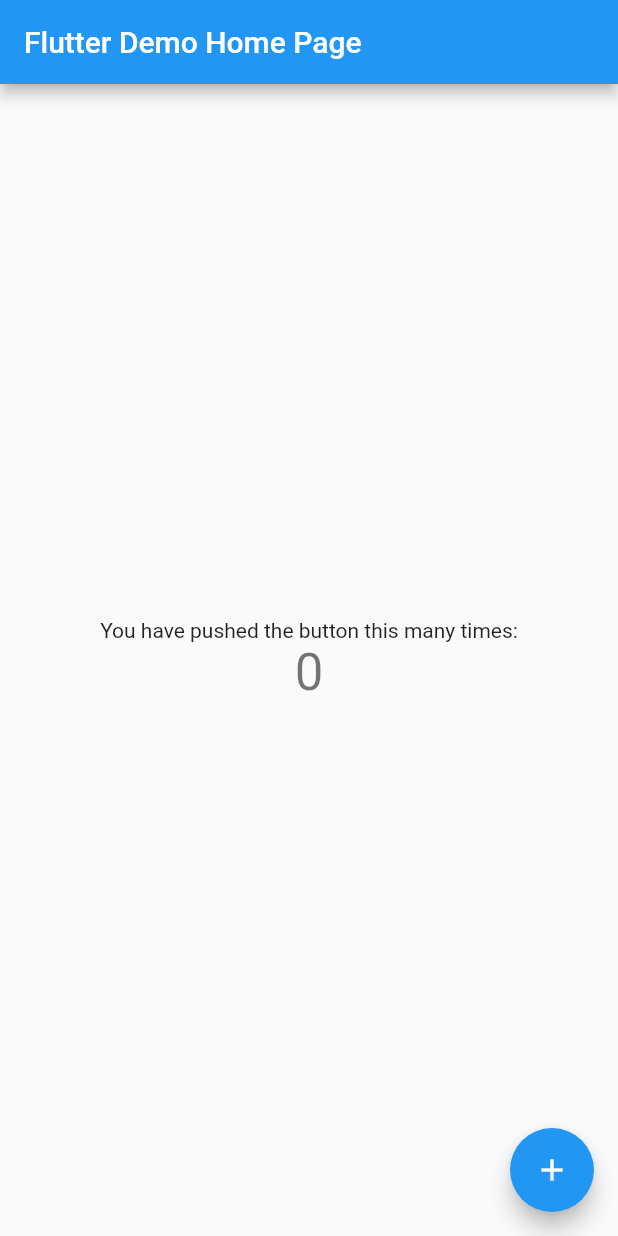
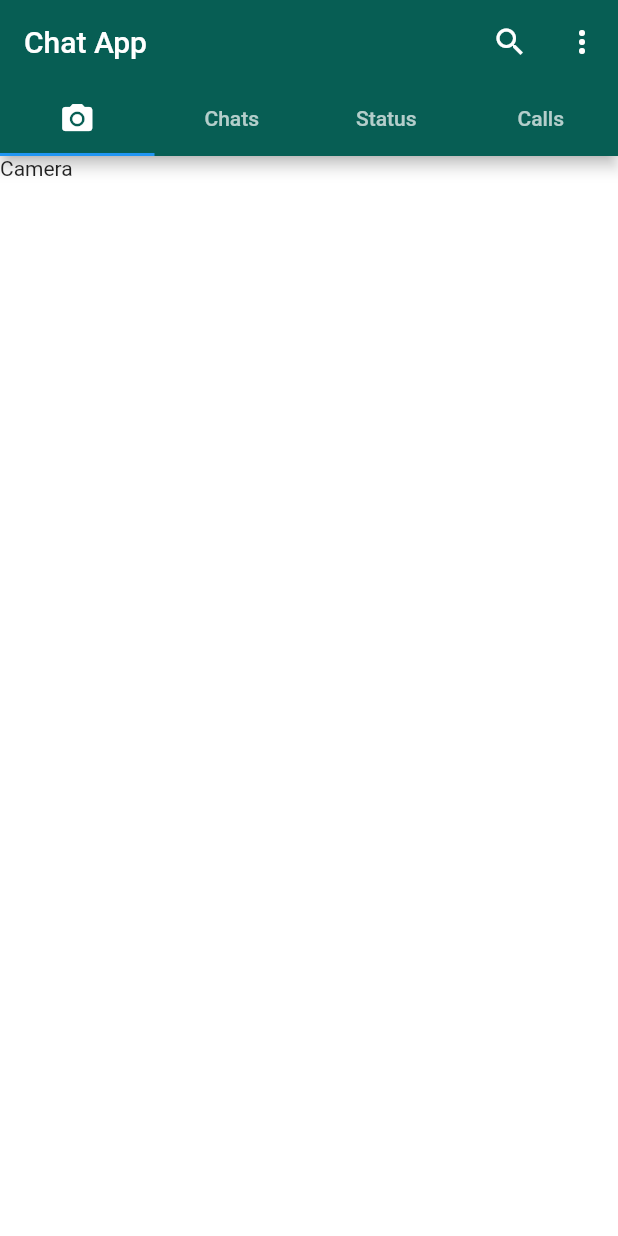
Before and after one commit to AD17YAKR/chat_app, a Flutter app: the screen it shows after launch, on a phone screen of 412 x 824 dp. Run offline on Flutter 3.47's test engine with Material 2 defaults, Android fonts, the phone set to English and light mode, and no system bars; our stand-ins replace flutter_screenutil, get, google_fonts.

Commit message:
Added Home Screen, Status Page, Calls Screen, Individual Chat Screen

```diff
--- a/analysis_options.yaml
+++ b/analysis_options.yaml
@@ -22,6 +22,8 @@ linter:
   # `// ignore_for_file: name_of_lint` syntax on the line or in the file
   # producing the lint.
   rules:
+     ignore_for_file: prefer_const_constructors
+
     # avoid_print: false  # Uncomment to disable the `avoid_print` rule
     # prefer_single_quotes: true  # Uncomment to enable the `prefer_single_quotes` rule
 
--- a/lib/main.dart
+++ b/lib/main.dart
@@ -1,115 +1,132 @@
+import 'package:chat_app/utils/color.dart';
+import 'package:chat_app/views/Home_Screen/home_screen.dart';
 import 'package:flutter/material.dart';
+import 'package:flutter/services.dart';
+import 'package:flutter_screenutil/flutter_screenutil.dart';
+import 'package:get/get.dart';
+import 'views/Landing_Page/landing_page.dart';
 
 void main() {
-  runApp(const MyApp());
+  WidgetsFlutterBinding.ensureInitialized();
+  SystemChrome.setPreferredOrientations(
+      [DeviceOrientation.portraitUp, DeviceOrientation.portraitDown]);
+  runApp(MyApp());
 }
 
-class MyApp extends StatelessWidget {
-  const MyApp({Key? key}) : super(key: key);
+//292F3F
+class MyApp extends StatefulWidget {
+  MyApp({Key? key}) : super(key: key);
 
-  // This widget is the root of your application.
+  @override
+  State<MyApp> createState() => _MyAppState();
+}
+
+class _MyAppState extends State<MyApp> {
   @override
   Widget build(BuildContext context) {
-    return MaterialApp(
-      title: 'Flutter Demo',
-      theme: ThemeData(
-        // This is the theme of your application.
-        //
-        // Try running your application with "flutter run". You'll see the
-        // application has a blue toolbar. Then, without quitting the app, try
-        // changing the primarySwatch below to Colors.green and then invoke
-        // "hot reload" (press "r" in the console where you ran "flutter run",
-        // or simply save your changes to "hot reload" in a Flutter IDE).
-        // Notice that the counter didn't reset back to zero; the application
-        // is not restarted.
-        primarySwatch: Colors.blue,
+    return ScreenUtilInit(
+      designSize: Size(360, 690),
+      minTextAdapt: true,
+      splitScreenMode: true,
+      builder: (context, child) => MaterialApp(
+        debugShowCheckedModeBanner: false,
+        builder: (context, widget) {
+          // ScreenUtil.setContext(context);
+          return MediaQuery(
+            data: MediaQuery.of(context).copyWith(textScaleFactor: 1.0),
+            child: GetMaterialApp(
+              debugShowCheckedModeBanner: false,
+              builder: (context, child) {
+                return MediaQuery(
+                    data: MediaQuery.of(context).copyWith(textScaleFactor: 1.0),
+                    child: child!);
+              },
+              home: Home_Screen(),
+              theme: ThemeData(
+                //
+
+                //
+                elevatedButtonTheme: ElevatedButtonThemeData(
+                  style: ElevatedButton.styleFrom(
+                    primary: primaryColor,
+                  ),
+                ),
+                //
+
+                //
+                floatingActionButtonTheme: FloatingActionButtonThemeData(
+                  backgroundColor: primaryColor,
+                ),
+                primaryColor: Colors.grey,
+                //
+
+                //
+                appBarTheme: AppBarTheme(
+                  color: appBarColor,
+                  toolbarTextStyle: TextStyle(color: Colors.white),
+                ),
+                //
+
+                //
+
+                scaffoldBackgroundColor: Colors.white,
+                textTheme: ThemeData.light().textTheme,
+                buttonTheme: ButtonThemeData(
+                  shape: RoundedRectangleBorder(
+                    borderRadius: BorderRadius.circular(18.0),
+                  ),
+                  buttonColor: Colors.purple,
+                ),
+              ),
+            ),
+          );
+        },
       ),
-      home: const MyHomePage(title: 'Flutter Demo Home Page'),
     );
   }
-}
+  /* return ScreenUtilInit(
 
-class MyHomePage extends StatefulWidget {
-  const MyHomePage({Key? key, required this.title}) : super(key: key);
+      child: GetMaterialApp(
+        debugShowCheckedModeBanner: false,
+        home: Home_Screen(),
 
-  // This widget is the home page of your application. It is stateful, meaning
-  // that it has a State object (defined below) that contains fields that affect
-  // how it looks.
+        //
+        theme: ThemeData(
+          //
 
-  // This class is the configuration for the state. It holds the values (in this
-  // case the title) provided by the parent (in this case the App widget) and
-  // used by the build method of the State. Fields in a Widget subclass are
-  // always marked "final".
+          //
+          elevatedButtonTheme: ElevatedButtonThemeData(
+            style: ElevatedButton.styleFrom(
+              primary: primaryColor,
+            ),
+          ),
+          //
 
-  final String title;
+          //
+          floatingActionButtonTheme: FloatingActionButtonThemeData(
+            backgroundColor: primaryColor,
+          ),
+          primaryColor: Colors.grey,
+          //
 
-  @override
-  State<MyHomePage> createState() => _MyHomePageState();
-}
+          //
+          appBarTheme: AppBarTheme(
+            color: appBarColor,
+            toolbarTextStyle: TextStyle(color: Colors.white),
+          ),
+          //
 
-class _MyHomePageState extends State<MyHomePage> {
-  int _counter = 0;
+          //
 
-  void _incrementCounter() {
-    setState(() {
-      // This call to setState tells the Flutter framework that something has
-      // changed in this State, which causes it to rerun the build method below
-      // so that the display can reflect the updated values. If we changed
-      // _counter without calling setState(), then the build method would not be
-      // called again, and so nothing would appear to happen.
-      _counter++;
-    });
-  }
-
-  @override
-  Widget build(BuildContext context) {
-    // This method is rerun every time setState is called, for instance as done
-    // by the _incrementCounter method above.
-    //
-    // The Flutter framework has been optimized to make rerunning build methods
-    // fast, so that you can just rebuild anything that needs updating rather
-    // than having to individually change instances of widgets.
-    return Scaffold(
-      appBar: AppBar(
-        // Here we take the value from the MyHomePage object that was created by
-        // the App.build method, and use it to set our appbar title.
-        title: Text(widget.title),
-      ),
-      body: Center(
-        // Center is a layout widget. It takes a single child and positions it
-        // in the middle of the parent.
-        child: Column(
-          // Column is also a layout widget. It takes a list of children and
-          // arranges them vertically. By default, it sizes itself to fit its
-          // children horizontally, and tries to be as tall as its parent.
-          //
-          // Invoke "debug painting" (press "p" in the console, choose the
-          // "Toggle Debug Paint" action from the Flutter Inspector in Android
-          // Studio, or the "Toggle Debug Paint" command in Visual Studio Code)
-          // to see the wireframe for each widget.
-          //
-          // Column has various properties to control how it sizes itself and
-          // how it positions its children. Here we use mainAxisAlignment to
-          // center the children vertically; the main axis here is the vertical
-          // axis because Columns are vertical (the cross axis would be
-          // horizontal).
-          mainAxisAlignment: MainAxisAlignment.center,
-          children: <Widget>[
-            const Text(
-              'You have pushed the button this many times:',
+          scaffoldBackgroundColor: Colors.white,
+          textTheme: ThemeData.light().textTheme,
+          buttonTheme: ButtonThemeData(
+            shape: RoundedRectangleBorder(
+              borderRadius: BorderRadius.circular(18.0),
             ),
-            Text(
-              '$_counter',
-              style: Theme.of(context).textTheme.headline4,
-            ),
-          ],
+            buttonColor: Colors.purple,
+          ),
         ),
       ),
-      floatingActionButton: FloatingActionButton(
-        onPressed: _incrementCounter,
-        tooltip: 'Increment',
-        child: const Icon(Icons.add),
-      ), // This trailing comma makes auto-formatting nicer for build methods.
-    );
-  }
+    ); */
 }
--- /dev/null
+++ b/lib/utils/color.dart
@@ -0,0 +1,8 @@
+import 'package:flutter/material.dart';
+
+Color appBarColor = Color(0xff075e54);
+Color primaryColor = Color(0xff075e54);
+Color secondaryColor = Color(0xff128C7e);
+
+String imageUrl =
+    "https://images.unsplash.com/photo-1656603758843-c59817dba6ea?ixlib=rb-1.2.1&ixid=MnwxMjA3fDB8MHxlZGl0b3JpYWwtZmVlZHw3fHx8ZW58MHx8fHw%3D&auto=format&fit=crop&w=500&q=60";
--- /dev/null
+++ b/lib/views/Home_Screen/home_screen.dart
@@ -0,0 +1,93 @@
+import 'package:chat_app/utils/color.dart';
+import 'package:chat_app/views/Home_Screen/call_screen/call_screen.dart';
+import 'package:chat_app/views/Home_Screen/chat_screen/chat_screen.dart';
+import 'package:chat_app/views/Home_Screen/status_screen/status_screen.dart';
+import 'package:flutter/material.dart';
+import 'package:flutter_screenutil/flutter_screenutil.dart';
+
+class Home_Screen extends StatefulWidget {
+  const Home_Screen({Key? key}) : super(key: key);
+
+  @override
+  State<Home_Screen> createState() => _Home_ScreenState();
+}
+
+class _Home_ScreenState extends State<Home_Screen>
+    with SingleTickerProviderStateMixin {
+  TabController? _controller;
+
+  @override
+  void initState() {
+    super.initState();
+    _controller = new TabController(
+      length: 4,
+      vsync: this,
+      initialIndex: 0,
+    );
+  }
+
+  @override
+  Widget build(BuildContext context) {
+    return Scaffold(
+      appBar: AppBar(
+        title: Text("Chat App"),
+        actions: [
+          IconButton(
+            onPressed: () {},
+            icon: Icon(Icons.search),
+          ),
+          PopupMenuButton<String>(
+            splashRadius: 1000.sp,
+            shape: RoundedRectangleBorder(
+              borderRadius: BorderRadius.circular(18.0),
+            ),
+            // color: Colors.white.withOpacity(),
+            itemBuilder: (context) {
+              return [
+                PopupMenuItem(
+                  child: Text("New Group"),
+                ),
+                PopupMenuItem(
+                  child: Text("Starred Messages"),
+                ),
+                PopupMenuItem(
+                  child: Text("Settings"),
+                ),
+                PopupMenuItem(
+                  child: Text("New Brodcast"),
+                ),
+              ];
+            },
+          )
+        ],
+        bottom: TabBar(
+          labelColor: Colors.white,
+          controller: _controller,
+          tabs: [
+            Tab(
+              icon: Icon(Icons.camera_alt),
+            ),
+            Tab(
+              text: "Chats",
+            ),
+            Tab(
+              text: "Status",
+            ),
+            Tab(
+              text: "Calls",
+            ),
+          ],
+        ),
+      ),
+      body: TabBarView(
+        controller: _controller,
+        children: [
+          Text("Camera"),
+          Chat_Screen(),
+          Status_screen(),
+          Call_screen(),
+        ],
+      ),
+    );
+  }
+}
--- /dev/null
+++ b/lib/views/Home_Screen/status_screen/status_screen.dart
@@ -0,0 +1,15 @@
+import 'package:flutter/material.dart';
+
+class Status_screen extends StatefulWidget {
+  const Status_screen({Key? key}) : super(key: key);
+
+  @override
+  State<Status_screen> createState() => _Status_screenState();
+}
+
+class _Status_screenState extends State<Status_screen> {
+  @override
+  Widget build(BuildContext context) {
+    return Scaffold();
+  }
+}
```
Also changed, not shown: lib/views/Home_Screen/call_screen/call_screen.dart (added, +15 -0 lines), lib/views/Home_Screen/chat_screen/chat_info_card.dart (added, +73 -0 lines), lib/views/Home_Screen/chat_screen/chat_screen.dart (added, +80 -0 lines), lib/views/Home_Screen/chat_screen/individual_page.dart (added, +45 -0 lines), lib/views/Home_Screen/chat_screen/model/chat_model.dart (added, +16 -0 lines), lib/views/Landing_Page/landing_page.dart (added, +15 -0 lines), pubspec.yaml (+9 -40 lines), lib/views/login/login.dart (added), pubspec.lock, 3 other files.
